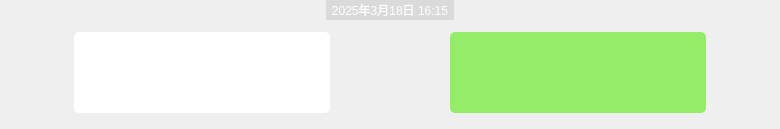
Above: qt/WeChat/messagewidget.ui from BeyondESH/WeChat before the change. Below: the same form after it.
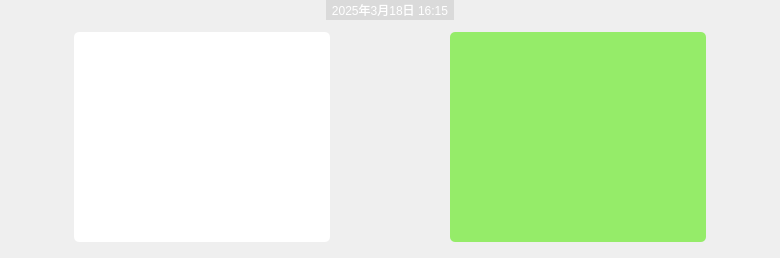
That is the form after the change. Icons and pictures are not drawn.

Patch:
```diff
--- a/qt/WeChat/messagewidget.ui
+++ b/qt/WeChat/messagewidget.ui
@@ -7,7 +7,7 @@
     <x>0</x>
     <y>0</y>
     <width>780</width>
-    <height>129</height>
+    <height>258</height>
    </rect>
   </property>
   <property name="minimumSize">
@@ -404,7 +404,7 @@
 li.unchecked::marker { content: &quot;\2610&quot;; }
 li.checked::marker { content: &quot;\2612&quot;; }
 &lt;/style&gt;&lt;/head&gt;&lt;body style=&quot; font-family:'等线'; font-size:11pt; font-weight:400; font-style:normal;&quot;&gt;
-&lt;p style=&quot;-qt-paragraph-type:empty; margin-top:0px; margin-bottom:0px; margin-left:0px; margin-right:0px; -qt-block-indent:0; text-indent:0px; font-family:'Microsoft YaHei UI'; font-size:9pt;&quot;&gt;&lt;br /&gt;&lt;/p&gt;&lt;/body&gt;&lt;/html&gt;</string>
+&lt;p style=&quot;-qt-paragraph-type:empty; margin-top:0px; margin-bottom:0px; margin-left:0px; margin-right:0px; -qt-block-indent:0; text-indent:0px;&quot;&gt;&lt;br /&gt;&lt;/p&gt;&lt;/body&gt;&lt;/html&gt;</string>
         </property>
        </widget>
       </item>
```
